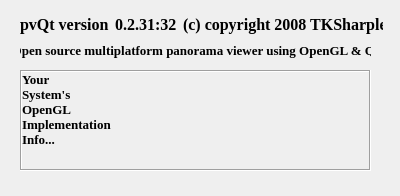
The window that ui/About.ui (lazarus-pkgs/panini) describes before a commit, drawn with Qt 5.
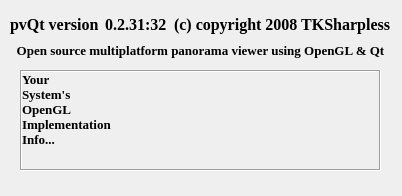
The same window after the commit.

```diff
--- a/ui/About.ui
+++ b/ui/About.ui
@@ -5,7 +5,7 @@
    <rect>
     <x>0</x>
     <y>0</y>
-    <width>400</width>
+    <width>402</width>
     <height>196</height>
    </rect>
   </property>
@@ -20,7 +20,7 @@
     <rect>
      <x>20</x>
      <y>70</y>
-     <width>351</width>
+     <width>361</width>
      <height>101</height>
     </rect>
    </property>
@@ -61,9 +61,9 @@
   <widget class="QLabel" name="label_3" >
    <property name="geometry" >
     <rect>
-     <x>20</x>
+     <x>10</x>
      <y>40</y>
-     <width>351</width>
+     <width>381</width>
      <height>21</height>
     </rect>
    </property>
@@ -85,9 +85,9 @@
   <widget class="QWidget" name="layoutWidget" >
    <property name="geometry" >
     <rect>
-     <x>20</x>
+     <x>10</x>
      <y>10</y>
-     <width>363</width>
+     <width>381</width>
      <height>28</height>
     </rect>
    </property>
```
